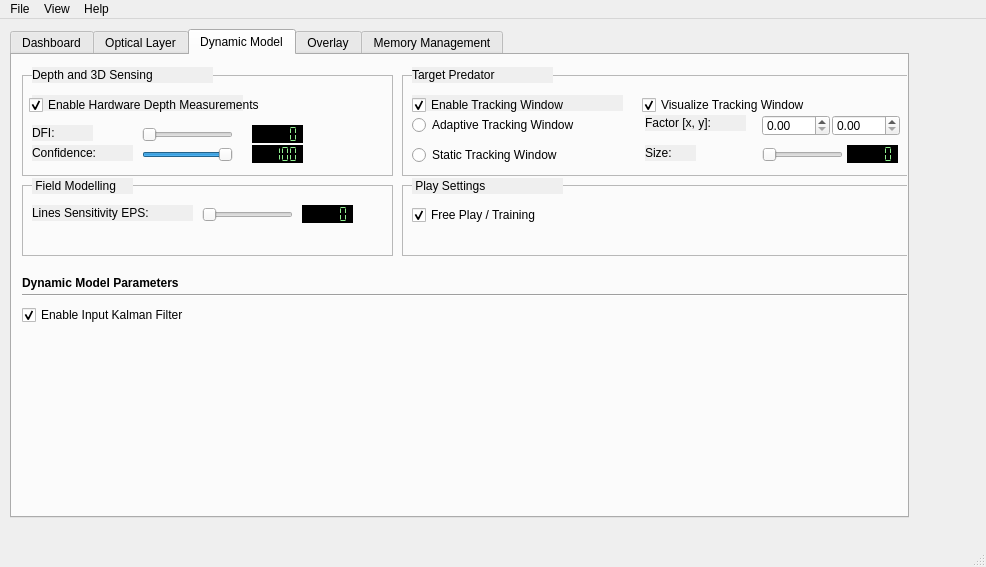
The window that TrackerRT_UI/mainwindow.ui (hvictor/Release) describes before a commit, drawn with Qt 5.
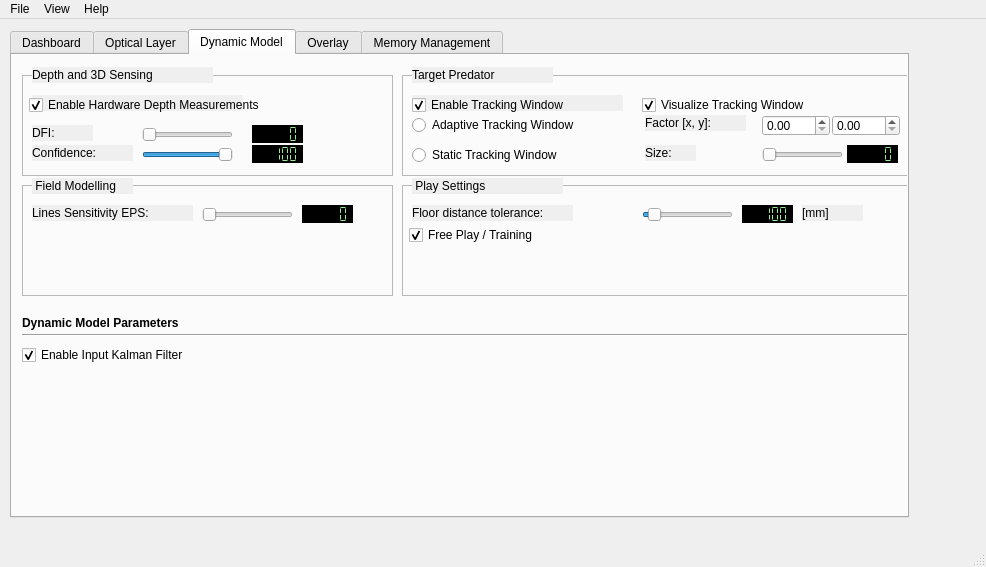
The same window after the commit. Custom widgets are drawn as their Qt base class.

```diff
--- a/TrackerRT_UI/mainwindow.ui
+++ b/TrackerRT_UI/mainwindow.ui
@@ -2188,7 +2188,7 @@
            <x>10</x>
            <y>130</y>
            <width>371</width>
-           <height>71</height>
+           <height>111</height>
           </rect>
          </property>
          <property name="frameShape">
@@ -2657,7 +2657,7 @@
            <x>390</x>
            <y>130</y>
            <width>511</width>
-           <height>71</height>
+           <height>111</height>
           </rect>
          </property>
          <property name="frameShape">
@@ -2672,8 +2672,8 @@
           </property>
           <property name="geometry">
            <rect>
-            <x>10</x>
-            <y>20</y>
+            <x>7</x>
+            <y>40</y>
             <width>151</width>
             <height>20</height>
            </rect>
@@ -2685,6 +2685,82 @@
            <bool>true</bool>
           </property>
          </widget>
+         <widget class="QLCDNumber" name="lcdFloorDistTol">
+          <property name="enabled">
+           <bool>true</bool>
+          </property>
+          <property name="geometry">
+           <rect>
+            <x>340</x>
+            <y>20</y>
+            <width>51</width>
+            <height>18</height>
+           </rect>
+          </property>
+          <property name="styleSheet">
+           <string notr="true">background-color: black; color: lightgreen;</string>
+          </property>
+          <property name="segmentStyle">
+           <enum>QLCDNumber::Flat</enum>
+          </property>
+          <property name="intValue" stdset="0">
+           <number>100</number>
+          </property>
+         </widget>
+         <widget class="QSlider" name="slider_FloorDistTol">
+          <property name="geometry">
+           <rect>
+            <x>240</x>
+            <y>20</y>
+            <width>91</width>
+            <height>19</height>
+           </rect>
+          </property>
+          <property name="minimum">
+           <number>10</number>
+          </property>
+          <property name="maximum">
+           <number>300</number>
+          </property>
+          <property name="value">
+           <number>30</number>
+          </property>
+          <property name="orientation">
+           <enum>Qt::Horizontal</enum>
+          </property>
+         </widget>
+         <widget class="QLabel" name="label_65">
+          <property name="geometry">
+           <rect>
+            <x>10</x>
+            <y>20</y>
+            <width>161</width>
+            <height>16</height>
+           </rect>
+          </property>
+          <property name="autoFillBackground">
+           <bool>true</bool>
+          </property>
+          <property name="text">
+           <string>Floor distance tolerance:</string>
+          </property>
+         </widget>
+         <widget class="QLabel" name="label_66">
+          <property name="geometry">
+           <rect>
+            <x>400</x>
+            <y>20</y>
+            <width>61</width>
+            <height>16</height>
+           </rect>
+          </property>
+          <property name="autoFillBackground">
+           <bool>true</bool>
+          </property>
+          <property name="text">
+           <string>[mm]</string>
+          </property>
+         </widget>
         </widget>
         <widget class="QLabel" name="label_71">
          <property name="geometry">
@@ -2706,7 +2782,7 @@
          <property name="geometry">
           <rect>
            <x>10</x>
-           <y>230</y>
+           <y>270</y>
            <width>891</width>
            <height>20</height>
           </rect>
@@ -2719,7 +2795,7 @@
          <property name="geometry">
           <rect>
            <x>10</x>
-           <y>220</y>
+           <y>260</y>
            <width>251</width>
            <height>16</height>
           </rect>
@@ -2741,7 +2817,7 @@
          <property name="geometry">
           <rect>
            <x>10</x>
-           <y>250</y>
+           <y>290</y>
            <width>241</width>
            <height>20</height>
           </rect>
```
Left out of the diff: 16 changed lines with no effect on the pictures.
